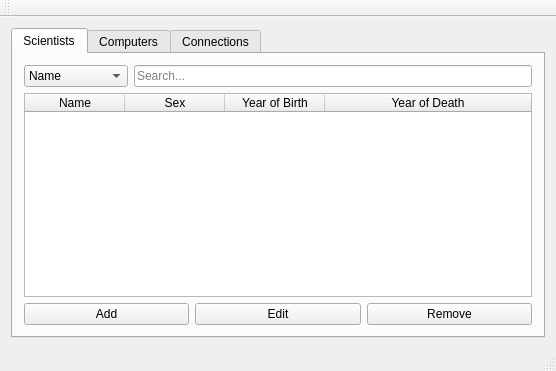
This is UI_Vika3/UI/mainwindow.ui in Druma/Verknam01_hopur35 as Qt 5 draws it before an edit. The edited form follows.
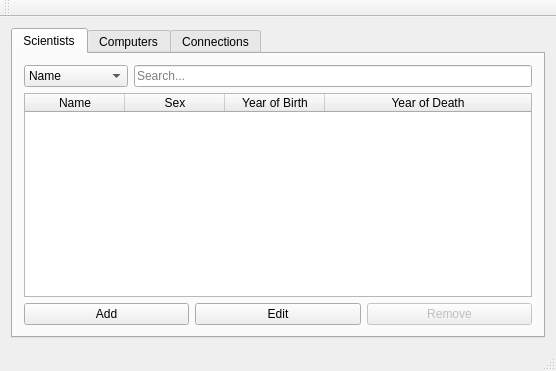
This is the edited form. The open tabs and pages were chosen to show the change.

The edit to the form file:
```diff
--- a/UI_Vika3/UI/mainwindow.ui
+++ b/UI_Vika3/UI/mainwindow.ui
@@ -110,6 +110,9 @@
             </item>
             <item>
              <widget class="QPushButton" name="button_remove_scientist">
+              <property name="enabled">
+               <bool>false</bool>
+              </property>
               <property name="text">
                <string>Remove</string>
               </property>
```
Left out of the diff: 48 changed lines with no effect on the pictures.
